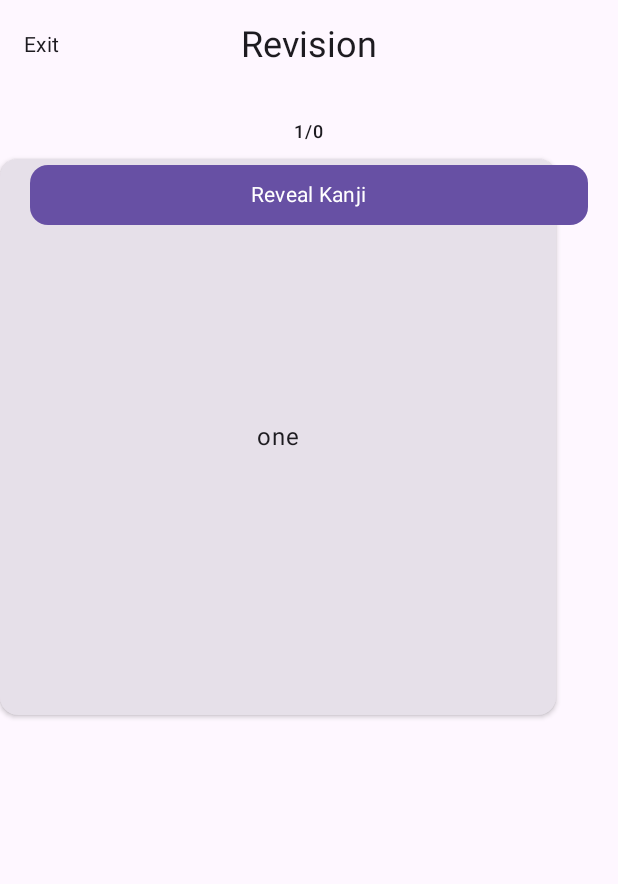
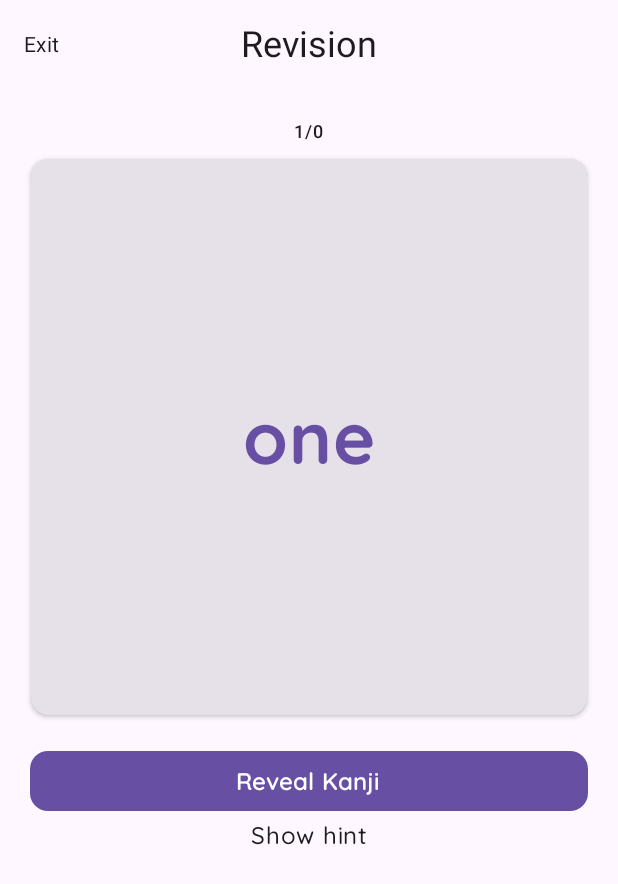
Before and after one commit to arcanium-dev/MyKanji, an Android app built with Jetpack Compose: the composable RevisionScreen shown on its own in the app's theme, on a phone screen of 412 x 824 dp. Shown: the top 884 px of the screen. Run offline under Robolectric (Android 15) with nearby library versions, the phone set to English and light mode, and no system bars.

Commit message:
Add Text composables for different text Finish up initial draft for KanjiRecognitionSubScreen.kt
TODO -
Fix ui on revision screen
Check to see if revision set is empty or not when we click on revision screen
do the revision flow
Integrate with SavedStateHandle

```diff
--- a/androidApp/src/main/java/co/jp/arcanium/mykanji/android/MainActivity.kt
+++ b/androidApp/src/main/java/co/jp/arcanium/mykanji/android/MainActivity.kt
@@ -45,7 +45,10 @@ class MainActivity : ComponentActivity() {
                                     popUpTo(Route.Home.route)
                                 }
                             },
-                            revisionState = revisionState
+                            revisionState = revisionState,
+                            onIncorrectClicked = revisionViewModel::onIncorrectClicked,
+                            onCorrectClicked = {},
+                            setIsKanjiHidden = revisionViewModel::setIsKanjiHidden,
                         )
                     }
                 }
--- a/androidApp/src/main/java/co/jp/arcanium/mykanji/android/MainViewModel.kt
+++ b/androidApp/src/main/java/co/jp/arcanium/mykanji/android/MainViewModel.kt
@@ -12,8 +12,6 @@ import javax.inject.Inject
 class MainViewModel @Inject constructor(
     private val localKanjiDataSource: LocalKanjiDataSource
 ) : ViewModel() {
-
-
     fun setup() {
         viewModelScope.launch {
             Kanji.defaultKanjiList.forEach {
--- a/androidApp/src/main/java/co/jp/arcanium/mykanji/android/revision/presentation/RevisionScreen.kt
+++ b/androidApp/src/main/java/co/jp/arcanium/mykanji/android/revision/presentation/RevisionScreen.kt
@@ -2,11 +2,9 @@ package co.jp.arcanium.mykanji.android.revision.presentation
 
 import androidx.compose.foundation.background
 import androidx.compose.foundation.layout.*
-import androidx.compose.foundation.shape.RoundedCornerShape
 import androidx.compose.material3.*
 import androidx.compose.runtime.Composable
-import androidx.compose.runtime.mutableStateOf
-import androidx.compose.runtime.saveable.rememberSaveable
+import androidx.compose.runtime.LaunchedEffect
 import androidx.compose.ui.Alignment
 import androidx.compose.ui.Modifier
 import androidx.compose.ui.unit.dp
@@ -14,16 +12,18 @@ import androidx.navigation.compose.NavHost
 import androidx.navigation.compose.composable
 import androidx.navigation.compose.rememberNavController
 import co.jp.arcanium.mykanji.android.revision.RevisionRoute
+import co.jp.arcanium.mykanji.android.revision.presentation.kanji_question.KanjiQuestionSubScreen
+import co.jp.arcanium.mykanji.android.revision.presentation.kanji_recognition.KanjiRecognitionSubScreen
 import co.jp.arcanium.mykanji.kanji.domain.model.Kanji
 
 @Composable
 fun RevisionScreen(
     revisionState: RevisionState,
-    onExitClicked: () -> Unit
+    onExitClicked: () -> Unit,
+    onIncorrectClicked: () -> Unit,
+    onCorrectClicked: () -> Unit,
+    setIsKanjiHidden: (Boolean) -> Unit
 ) {
-    var isKanjiHidden = rememberSaveable {
-        mutableStateOf(true)
-    }
     val revisionNavController = rememberNavController()
     Column(
         modifier = Modifier
@@ -46,7 +46,10 @@ fun RevisionScreen(
             startDestination = RevisionRoute.writeKanjiRoute
         ) {
             composable(RevisionRoute.writeKanjiRoute) {
-                KanjiRecognitionContent(
+                LaunchedEffect(Unit) {
+                    setIsKanjiHidden(true)
+                }
+                KanjiRecognitionSubScreen(
                     modifier = Modifier
                         .fillMaxWidth()
                         .weight(1f),
@@ -54,59 +57,28 @@ fun RevisionScreen(
                     kanji = revisionState.kanjiRevisionSet
                         .getOrNull(revisionState.currentIndex) ?: Kanji.defaultKanjiList
                         .first().copy(kanji = "null"),
-                    isKanjiHidden = isKanjiHidden.value,
+                    isKanjiHidden = revisionState.isKanjiHidden,
                     onRevealClick = {
-                        isKanjiHidden.value = true
+                        setIsKanjiHidden(false)
                     },
-                    onShowHint = {
-
+                    onShowHint = {},
+                    onIncorrectClicked = {
+                        onIncorrectClicked()
+                        revisionNavController.navigate(RevisionRoute.vocabRevision)
                     },
-
-                    )
+                    onCorrectClicked = {
+                        onCorrectClicked()
+                        revisionNavController.navigate(RevisionRoute.vocabRevision)
+                    },
+                )
             }
             composable(RevisionRoute.vocabRevision) {
-
+                KanjiQuestionSubScreen(
+                    modifier = Modifier
+                        .fillMaxWidth()
+                        .weight(1f)
+                )
             }
         }
     }
 }
-
-@Composable
-fun KanjiRecognitionContent(
-    modifier: Modifier = Modifier,
-    elevation: Int,
-    kanji: Kanji,
-    isKanjiHidden: Boolean,
-    onRevealClick: () -> Unit,
-    onShowHint: () -> Unit
-) {
-    Column(modifier = modifier) {
-        Card(
-            modifier = Modifier
-                .fillMaxWidth(0.9f)
-                .aspectRatio(1f),
-            elevation = CardDefaults.cardElevation(defaultElevation = elevation.dp)
-        ) {
-            Box(modifier = Modifier.fillMaxSize()) {
-                Text(
-                    modifier = Modifier.align(Alignment.Center),
-                    text = kanji.meaning
-                )
-            }
-        }
-    }
-    Spacer(modifier = Modifier.height(20.dp))
-    Button(
-        modifier = Modifier
-            .fillMaxWidth()
-            .padding(horizontal = 20.dp),
-        onClick = onRevealClick,
-        shape = RoundedCornerShape(percent = 30)
-    ) {
-        Text(
-            text = "Reveal Kanji",
-            style = MaterialTheme.typography.bodyMedium
-        )
-    }
-
-}
--- a/androidApp/src/main/java/co/jp/arcanium/mykanji/android/revision/presentation/RevisionScreenComponents.kt
+++ b/androidApp/src/main/java/co/jp/arcanium/mykanji/android/revision/presentation/RevisionScreenComponents.kt
@@ -1,5 +1,6 @@
 package co.jp.arcanium.mykanji.android.revision.presentation
 
+import androidx.compose.foundation.clickable
 import androidx.compose.foundation.layout.Box
 import androidx.compose.foundation.layout.fillMaxWidth
 import androidx.compose.foundation.layout.height
@@ -24,7 +25,8 @@ fun RevisionScreenTopBar(
         Text(
             modifier = Modifier
                 .padding(start = 16.dp)
-                .align(Alignment.CenterStart),
+                .align(Alignment.CenterStart)
+                .clickable(onClick = onExitClicked),
             text = "Exit",
             style = MaterialTheme.typography.bodyMedium
         )
--- a/androidApp/src/main/java/co/jp/arcanium/mykanji/android/revision/presentation/RevisionState.kt
+++ b/androidApp/src/main/java/co/jp/arcanium/mykanji/android/revision/presentation/RevisionState.kt
@@ -4,5 +4,6 @@ import co.jp.arcanium.mykanji.kanji.domain.model.Kanji
 
 data class RevisionState(
     val currentIndex: Int = 0,
-    val kanjiRevisionSet: List<Kanji> = listOf()
+    val kanjiRevisionSet: List<Kanji> = listOf(),
+    val isKanjiHidden: Boolean = true
 )
--- /dev/null
+++ b/androidApp/src/main/java/co/jp/arcanium/mykanji/android/revision/presentation/kanji_recognition/KanjiRecognitionSubScreen.kt
@@ -0,0 +1,107 @@
+package co.jp.arcanium.mykanji.android.revision.presentation.kanji_recognition
+
+import androidx.compose.foundation.clickable
+import androidx.compose.foundation.layout.*
+import androidx.compose.foundation.shape.RoundedCornerShape
+import androidx.compose.material3.*
+import androidx.compose.runtime.Composable
+import androidx.compose.ui.Alignment
+import androidx.compose.ui.Modifier
+import androidx.compose.ui.unit.dp
+import co.jp.arcanium.mykanji.android.ui.BoldText
+import co.jp.arcanium.mykanji.android.ui.MediumText
+import co.jp.arcanium.mykanji.android.ui.SemiBoldText
+import co.jp.arcanium.mykanji.kanji.domain.model.Kanji
+
+@Composable
+fun KanjiRecognitionSubScreen(
+    modifier: Modifier = Modifier,
+    elevation: Int,
+    kanji: Kanji,
+    isKanjiHidden: Boolean,
+    onRevealClick: () -> Unit,
+    onShowHint: () -> Unit,
+    onIncorrectClicked: () -> Unit,
+    onCorrectClicked: () -> Unit
+) {
+    Column(
+        modifier = modifier,
+        horizontalAlignment = Alignment.CenterHorizontally
+    ) {
+        Card(
+            modifier = Modifier
+                .fillMaxWidth(0.9f)
+                .aspectRatio(1f),
+            elevation = CardDefaults.cardElevation(defaultElevation = elevation.dp)
+        ) {
+            Box(modifier = Modifier.fillMaxSize()) {
+                BoldText(
+                    modifier = Modifier.align(Alignment.Center),
+                    text = if (isKanjiHidden) kanji.meaning else kanji.kanji,
+                    fontSize = 48,
+                    fontColor = MaterialTheme.colorScheme.primary
+                )
+            }
+        }
+        Spacer(modifier = Modifier.height(20.dp))
+        if (isKanjiHidden) {
+            Button(
+                modifier = Modifier
+                    .fillMaxWidth()
+                    .padding(horizontal = 20.dp),
+                onClick = onRevealClick,
+                shape = RoundedCornerShape(percent = 30)
+            ) {
+                SemiBoldText(
+                    text = "Reveal Kanji",
+                    fontSize = 16,
+                    fontColor = MaterialTheme.colorScheme.onPrimary
+                )
+            }
+            MediumText(
+                modifier = Modifier.clickable(onClick = onShowHint),
+                text = "Show hint",
+                fontSize = 16
+            )
+        } else {
+            Row(
+                modifier = Modifier
+                    .fillMaxWidth(0.9f)
+                    .height(60.dp),
+                verticalAlignment = Alignment.CenterVertically
+            ) {
+                Button(
+                    modifier = Modifier
+                        .height(50.dp)
+                        .weight(1f),
+                    onClick = onIncorrectClicked,
+                    shape = RoundedCornerShape(percent = 30),
+                    colors = ButtonDefaults.buttonColors(
+                        containerColor = MaterialTheme.colorScheme.errorContainer
+                    )
+                ) {
+                    SemiBoldText(
+                        text = "Incorrect",
+                        fontSize = 16,
+                        fontColor = MaterialTheme.colorScheme.onErrorContainer
+                    )
+                }
+                Spacer(modifier = Modifier.width(5.dp))
+                Button(
+                    modifier = Modifier
+                        .height(50.dp)
+                        .weight(1f),
+                    onClick = onCorrectClicked,
+                    shape = RoundedCornerShape(percent = 30)
+                ) {
+                    SemiBoldText(
+                        text = "Correct",
+                        fontSize = 16,
+                        fontColor = MaterialTheme.colorScheme.onPrimary
+                    )
+                }
+            }
+        }
+
+    }
+}
--- a/androidApp/src/main/java/co/jp/arcanium/mykanji/android/ui/MyKanjiColorScheme.kt
+++ b/androidApp/src/main/java/co/jp/arcanium/mykanji/android/ui/MyKanjiColorScheme.kt
@@ -7,7 +7,9 @@ import androidx.compose.runtime.Composable
 import androidx.compose.ui.graphics.Color
 
 internal val MyKanjiLightColorScheme: ColorScheme = lightColorScheme(
-    surfaceVariant = Color(0xFFFFFFFF)
+    surfaceVariant = Color(0xFFFFFFFF),
+    errorContainer = Color(0xFFFA5F5F),
+    onErrorContainer = Color(0xFFFFFFFF)
 )
 internal val MyKanjiDarkColorScheme: ColorScheme = darkColorScheme()
 
```
Also changed, not shown: androidApp/src/main/java/co/jp/arcanium/mykanji/android/revision/presentation/RevisionViewModel.kt (+24 -4 lines), androidApp/src/main/java/co/jp/arcanium/mykanji/android/revision/presentation/kanji_question/KanjiQuestionSubScreen.kt (added, +16 -0 lines).
